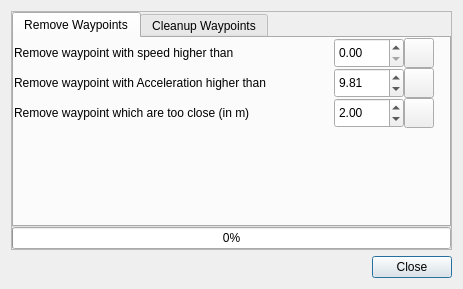
shujaatak/gpsbook, file src/plugins/filterCleanup/filtercleanupdialog.ui: the form before one commit.
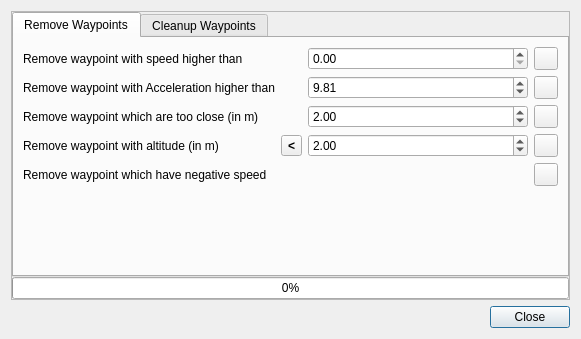
The form after the commit. Icons and pictures are not drawn.

Diff of the .ui file:
```diff
--- a/src/plugins/filterCleanup/filtercleanupdialog.ui
+++ b/src/plugins/filterCleanup/filtercleanupdialog.ui
@@ -9,8 +9,8 @@
    <rect>
     <x>0</x>
     <y>0</y>
-    <width>463</width>
-    <height>289</height>
+    <width>581</width>
+    <height>339</height>
    </rect>
   </property>
   <property name="windowTitle">
@@ -47,68 +47,46 @@
          <attribute name="title">
           <string>Remove Waypoints</string>
          </attribute>
+         <layout class="QGridLayout" name="gridLayout">
+          <item row="4" column="3">
+           <widget class="QToolButton" name="toolButtonRemoveNegativeSpeed">
+            <property name="icon">
+             <iconset resource="../../GPSBook/icons/silk/silk_icons.qrc">
+              <normaloff>:/icons/silk/tick.png</normaloff>:/icons/silk/tick.png</iconset>
+            </property>
+           </widget>
+          </item>
+          <item row="0" column="0">
          <widget class="QLabel" name="label">
-          <property name="geometry">
-           <rect>
-            <x>0</x>
-            <y>0</y>
-            <width>291</width>
-            <height>30</height>
-           </rect>
-          </property>
           <property name="text">
            <string>Remove waypoint with speed higher than</string>
           </property>
          </widget>
+          </item>
+          <item row="0" column="2">
          <widget class="QDoubleSpinBox" name="doubleSpinBox">
-          <property name="geometry">
-           <rect>
-            <x>320</x>
-            <y>0</y>
-            <width>70</width>
-            <height>30</height>
-           </rect>
-          </property>
           <property name="maximum">
            <double>9999999.000000000000000</double>
           </property>
          </widget>
+          </item>
+          <item row="0" column="3">
          <widget class="QToolButton" name="toolButtonRemoveHighSpeed">
-          <property name="geometry">
-           <rect>
-            <x>390</x>
-            <y>0</y>
-            <width>30</width>
-            <height>30</height>
-           </rect>
-          </property>
           <property name="icon">
-           <iconset resource="../../GPSBook/icons.qrc">
-            <normaloff>:/icons/resources/media-playback-start.png</normaloff>:/icons/resources/media-playback-start.png</iconset>
-          </property>
-         </widget>
+             <iconset resource="../../GPSBook/icons/silk/silk_icons.qrc">
+              <normaloff>:/icons/silk/tick.png</normaloff>:/icons/silk/tick.png</iconset>
+            </property>
+           </widget>
+          </item>
+          <item row="1" column="0">
          <widget class="QLabel" name="label_3">
-          <property name="geometry">
-           <rect>
-            <x>0</x>
-            <y>30</y>
-            <width>321</width>
-            <height>30</height>
-           </rect>
-          </property>
           <property name="text">
            <string>Remove waypoint with Acceleration higher than</string>
           </property>
          </widget>
+          </item>
+          <item row="1" column="2">
          <widget class="QDoubleSpinBox" name="doubleSpinBoxAcceleration">
-          <property name="geometry">
-           <rect>
-            <x>320</x>
-            <y>30</y>
-            <width>70</width>
-            <height>30</height>
-           </rect>
-          </property>
           <property name="maximum">
            <double>9999999.000000000000000</double>
           </property>
@@ -116,42 +94,24 @@
            <double>9.810000000000000</double>
           </property>
          </widget>
-         <widget class="QToolButton" name="toolButtonRemoveHighSpeedRemoveHighAcceleration">
-          <property name="geometry">
-           <rect>
-            <x>390</x>
-            <y>30</y>
-            <width>30</width>
-            <height>30</height>
-           </rect>
-          </property>
+          </item>
+          <item row="1" column="3">
+           <widget class="QToolButton" name="toolButtonRemoveHighAcceleration">
           <property name="icon">
-           <iconset resource="../../GPSBook/icons.qrc">
-            <normaloff>:/icons/resources/media-playback-start.png</normaloff>:/icons/resources/media-playback-start.png</iconset>
-          </property>
-         </widget>
+             <iconset resource="../../GPSBook/icons/silk/silk_icons.qrc">
+              <normaloff>:/icons/silk/tick.png</normaloff>:/icons/silk/tick.png</iconset>
+            </property>
+           </widget>
+          </item>
+          <item row="2" column="0">
          <widget class="QLabel" name="label_4">
-          <property name="geometry">
-           <rect>
-            <x>0</x>
-            <y>60</y>
-            <width>321</width>
-            <height>30</height>
-           </rect>
-          </property>
           <property name="text">
            <string>Remove waypoint which are too close (in m)</string>
           </property>
          </widget>
+          </item>
+          <item row="2" column="2">
          <widget class="QDoubleSpinBox" name="doubleSpinBoxRadius">
-          <property name="geometry">
-           <rect>
-            <x>320</x>
-            <y>60</y>
-            <width>70</width>
-            <height>30</height>
-           </rect>
-          </property>
           <property name="maximum">
            <double>9999999.000000000000000</double>
           </property>
@@ -159,22 +119,76 @@
            <double>2.000000000000000</double>
           </property>
          </widget>
-         <widget class="QToolButton" name="toolButtonRemoveHighSpeedRemoveRadius">
-          <property name="geometry">
-           <rect>
-            <x>390</x>
-            <y>60</y>
-            <width>30</width>
-            <height>30</height>
-           </rect>
-          </property>
+          </item>
+          <item row="2" column="3">
+           <widget class="QToolButton" name="toolButtonRemoveRadius">
+            <property name="icon">
+             <iconset resource="../../GPSBook/icons/silk/silk_icons.qrc">
+              <normaloff>:/icons/silk/tick.png</normaloff>:/icons/silk/tick.png</iconset>
+            </property>
+           </widget>
+          </item>
+          <item row="5" column="2">
+           <spacer name="verticalSpacer">
+            <property name="orientation">
+             <enum>Qt::Vertical</enum>
+            </property>
+            <property name="sizeHint" stdset="0">
+             <size>
+              <width>20</width>
+              <height>40</height>
+             </size>
+            </property>
+           </spacer>
+          </item>
+          <item row="4" column="0" colspan="3">
+           <widget class="QLabel" name="label_5">
+            <property name="text">
+             <string>Remove waypoint which have negative speed</string>
+            </property>
+           </widget>
+          </item>
+          <item row="3" column="0">
+           <widget class="QLabel" name="label_6">
+            <property name="text">
+             <string>Remove waypoint with altitude (in m)</string>
+            </property>
+           </widget>
+          </item>
+          <item row="3" column="2">
+           <widget class="QDoubleSpinBox" name="doubleSpinBoxAltitude">
+            <property name="maximum">
+             <double>9999999.000000000000000</double>
+            </property>
+            <property name="value">
+             <double>2.000000000000000</double>
+            </property>
+           </widget>
+          </item>
+          <item row="3" column="3">
+           <widget class="QToolButton" name="toolButtonRemoveLowerHigherAltitude">
           <property name="icon">
-           <iconset resource="../../GPSBook/icons.qrc">
-            <normaloff>:/icons/resources/media-playback-start.png</normaloff>:/icons/resources/media-playback-start.png</iconset>
-          </property>
-         </widget>
-        </widget>
-        <widget class="QWidget" name="tabWidgetPage2" native="true">
+             <iconset resource="../../GPSBook/icons/silk/silk_icons.qrc">
+              <normaloff>:/icons/silk/tick.png</normaloff>:/icons/silk/tick.png</iconset>
+            </property>
+           </widget>
+          </item>
+          <item row="3" column="1">
+           <widget class="QToolButton" name="toolButtonHigherOrLowerAltitude">
+            <property name="font">
+             <font>
+              <weight>75</weight>
+              <bold>true</bold>
+             </font>
+            </property>
+            <property name="text">
+             <string notr="true">&lt;</string>
+            </property>
+           </widget>
+          </item>
+         </layout>
+        </widget>
+        <widget class="QWidget" name="tabWidgetPage2">
          <attribute name="title">
           <string>Cleanup Waypoints</string>
          </attribute>
```
Left out of the diff: 6 changed lines with no effect on the pictures. Lines whose indentation alone changed are shown as unchanged.
